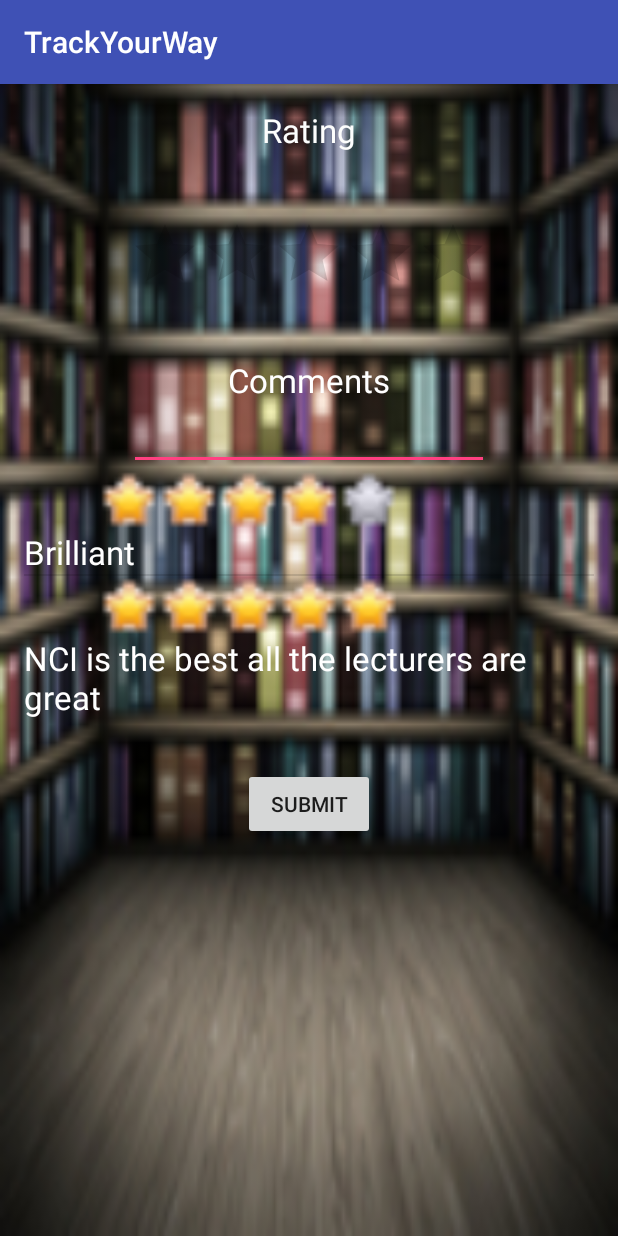
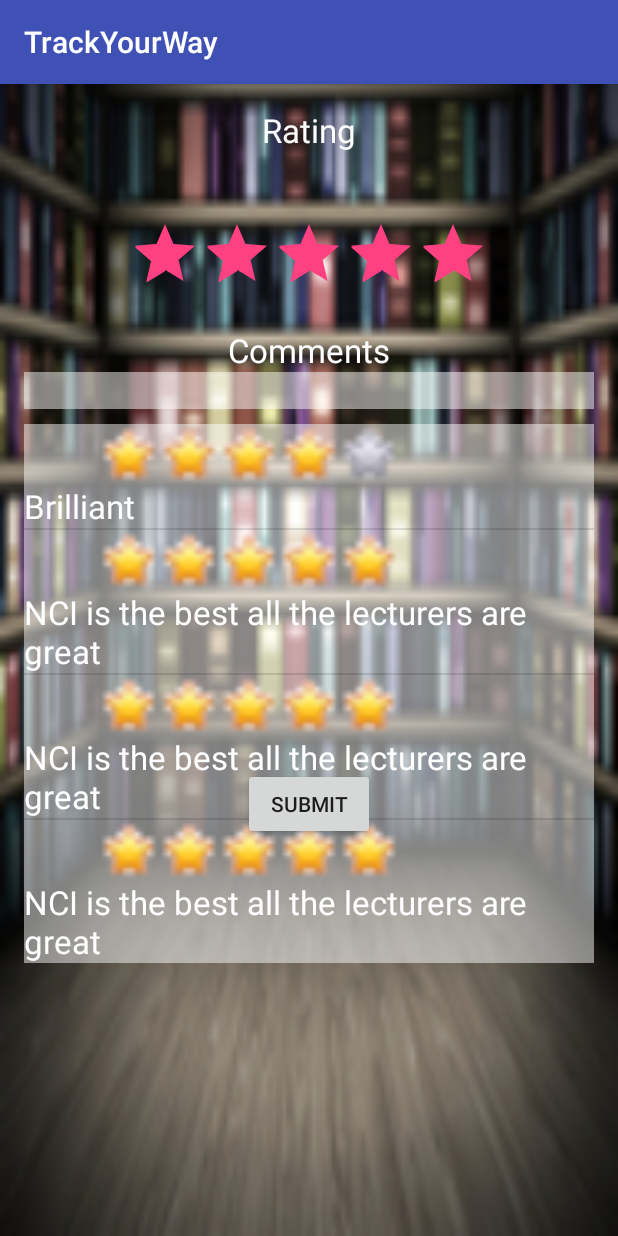
Before and after one commit to halamidi/TrackYourWay, an Android app: the Comments_Rating_Activity screen opened directly, with no data from a screen before it, on a phone screen of 412 x 824 dp. Run offline under Robolectric (Android 15) with nearby library versions, the phone set to English and light mode, and no system bars.

Commit message:
commit to sync

```diff
--- a/app/src/main/java/randomcompany/trackyourway/Comments_Rating_Activity.java
+++ b/app/src/main/java/randomcompany/trackyourway/Comments_Rating_Activity.java
@@ -7,6 +7,7 @@ import android.view.ViewGroup;
 import android.widget.ArrayAdapter;
 import android.widget.ImageView;
 import android.widget.ListView;
+import android.widget.RatingBar;
 import android.widget.TextView;
 
 import java.util.ArrayList;
@@ -16,18 +17,27 @@ public class Comments_Rating_Activity extends AppCompatActivity {
 
     private List<Ratings> myRatings = new ArrayList<Ratings>();
 
-
+    RatingBar bar;
     @Override
     protected void onCreate(Bundle savedInstanceState) {
         super.onCreate(savedInstanceState);
         setContentView(R.layout.activity_comments__rating_);
-
+        bar = (RatingBar) findViewById(R.id.ratingBar);
         populateRatingsList();
         populateListView();
+
+        bar.setOnRatingBarChangeListener(new RatingBar.OnRatingBarChangeListener() {
+            @Override
+            public void onRatingChanged(RatingBar ratingBar, float rating, boolean fromUser) {
+                System.out.println("The current rating is " + String.valueOf(bar.getRating()));
+            }
+        });
     }
 
     private void populateRatingsList() {
         myRatings.add(new Ratings("Brilliant", R.drawable.stars4));
+        myRatings.add(new Ratings("NCI is the best all the lecturers are great", R.drawable.stars5));
+        myRatings.add(new Ratings("NCI is the best all the lecturers are great", R.drawable.stars5));
         myRatings.add(new Ratings("NCI is the best all the lecturers are great", R.drawable.stars5));
     }
 
--- a/app/src/main/java/randomcompany/trackyourway/DbRequest.java
+++ b/app/src/main/java/randomcompany/trackyourway/DbRequest.java
@@ -33,7 +33,7 @@ public class DbRequest{
     private static final String RegistrationUrl = "https://trackyourway-sunny-shakya-1.c9users.io/Registration.php";//"http://10.0.2.2/Registration.php"; //this is for xampp
     private static final String SearchUrl = "https://trackyourway-sunny-shakya-1.c9users.io/getData.php";
     private static final String EventsUrl = "https://trackyourway-sunny-shakya-1.c9users.io/Calendar.php";// "http://10.0.2.2/Calendar.php"; //
-
+    private static final String RatingUrl = "";
     private HashMap<String,String> DBDetails = new HashMap<String,String>();
     public ArrayList<Object> multiResult = new ArrayList<>();
     public String Type,Search;
@@ -42,7 +42,6 @@ public class DbRequest{
         progress.setCancelable(false);
         progress.setTitle("Request Is being sent");
         progress.setMessage("Please Be Patient...");
-
 
     }
 
--- a/app/src/main/java/randomcompany/trackyourway/MainHub_Activity.java
+++ b/app/src/main/java/randomcompany/trackyourway/MainHub_Activity.java
@@ -22,7 +22,7 @@ public class MainHub_Activity extends AppCompatActivity {
         ForumBtn.setOnClickListener(new View.OnClickListener() {
                         public void onClick(View v) {
                             Intent i;
-                                 i = new Intent(getApplicationContext(), Calendar_Activity.class/*Comments_Rating_Activity.class*/);
+                                 i = new Intent(getApplicationContext(), /*Calendar_Activity.class*/Comments_Rating_Activity.class);
                                 startActivity(i);
                             }});
         savedSearch.setOnClickListener(new View.OnClickListener() {
--- a/app/src/main/res/layout/activity_comments__rating_.xml
+++ b/app/src/main/res/layout/activity_comments__rating_.xml
@@ -27,7 +27,9 @@
         android:id="@+id/ratingBar"
         android:layout_marginTop="44dp"
         android:layout_below="@+id/textView20"
-        android:layout_centerHorizontal="true" />
+        android:layout_centerHorizontal="true"
+        android:rating="5"
+        android:numStars="5" />
 
     <TextView
         android:layout_width="wrap_content"
@@ -37,7 +39,7 @@
         android:id="@+id/textView21"
         android:layout_below="@+id/ratingBar"
         android:layout_centerHorizontal="true"
-        android:layout_marginTop="36dp"
+        android:layout_marginTop="16dp"
         android:textColor="#ffffff"
         />
 
@@ -55,10 +57,10 @@
         android:layout_height="wrap_content"
         android:id="@+id/editText"
         android:layout_below="@+id/textView21"
-        android:layout_alignStart="@+id/ratingBar"
-        android:layout_alignEnd="@+id/ratingBar"
 
-        />
+        android:background="#7dffffff"
+        android:layout_alignParentStart="true"
+        android:layout_alignEnd="@+id/ratingListView" />
 
     <ListView
         android:layout_width="wrap_content"
@@ -66,6 +68,8 @@
         android:id="@+id/ratingListView"
         android:layout_below="@+id/editText"
         android:layout_centerHorizontal="true"
-        android:layout_marginBottom="40dp" />
+        android:layout_marginBottom="40dp"
+        android:background="#7dffffff"
+        android:layout_marginTop="10dp" />
 
 </RelativeLayout>
```
